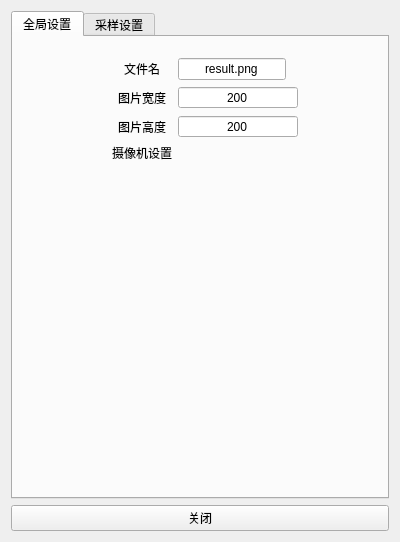
blueroseslol/QtRaytracing, file rendersetting.ui: the form before one commit.
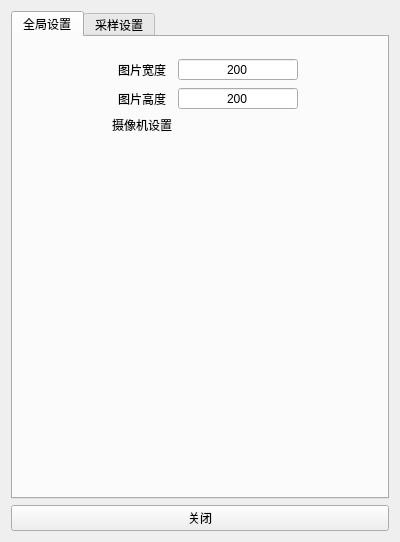
The form after the commit.

```diff
--- a/rendersetting.ui
+++ b/rendersetting.ui
@@ -55,36 +55,13 @@
          <number>10</number>
         </property>
         <item row="0" column="0">
-         <widget class="QLabel" name="label_fileName">
-          <property name="text">
-           <string>文件名</string>
-          </property>
-         </widget>
-        </item>
-        <item row="0" column="1">
-         <widget class="QLineEdit" name="lineEdit_fileName">
-          <property name="maximumSize">
-           <size>
-            <width>120</width>
-            <height>16777215</height>
-           </size>
-          </property>
-          <property name="text">
-           <string>result.png</string>
-          </property>
-          <property name="alignment">
-           <set>Qt::AlignCenter</set>
-          </property>
-         </widget>
-        </item>
-        <item row="1" column="0">
          <widget class="QLabel" name="label_imageWidth">
           <property name="text">
            <string>图片宽度</string>
           </property>
          </widget>
         </item>
-        <item row="1" column="1">
+        <item row="0" column="1">
          <widget class="QSpinBox" name="spinBox_imageWidth">
           <property name="minimumSize">
            <size>
@@ -121,14 +98,14 @@
           </property>
          </widget>
         </item>
-        <item row="2" column="0">
+        <item row="1" column="0">
          <widget class="QLabel" name="label_imageHeight">
           <property name="text">
            <string>图片高度</string>
           </property>
          </widget>
         </item>
-        <item row="2" column="1">
+        <item row="1" column="1">
          <widget class="QSpinBox" name="spinBox_imageHeight">
           <property name="minimumSize">
            <size>
@@ -159,7 +136,7 @@
           </property>
          </widget>
         </item>
-        <item row="3" column="0">
+        <item row="2" column="0">
          <widget class="QLabel" name="label_cameraSetting">
           <property name="text">
            <string>摄像机设置</string>
```
